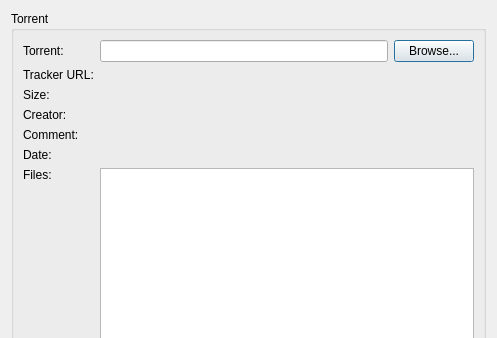
0xd34df00d/leechcraft, file plugins/torrent/addtorrent.ui: the form before one commit; both pictures show x 0 to 497 and y 0 to 338 of the 497 by 485 pixel window.
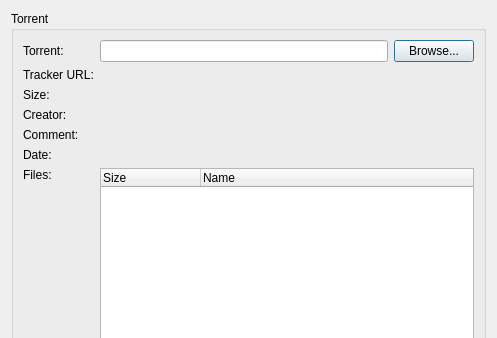
The form after the commit. Icons and pictures are not drawn.

```diff
--- a/plugins/torrent/addtorrent.ui
+++ b/plugins/torrent/addtorrent.ui
@@ -121,7 +121,18 @@
        </widget>
       </item>
       <item rowspan="2" row="6" column="1" >
-       <widget class="QTextEdit" name="textEdit" />
+       <widget class="QTreeWidget" name="FileWidget_" >
+        <column>
+         <property name="text" >
+          <string>Size</string>
+         </property>
+        </column>
+        <column>
+         <property name="text" >
+          <string>Name</string>
+         </property>
+        </column>
+       </widget>
       </item>
       <item row="7" column="0" >
        <spacer>
```
Left out of the diff: 42 changed lines with no effect on the pictures.
